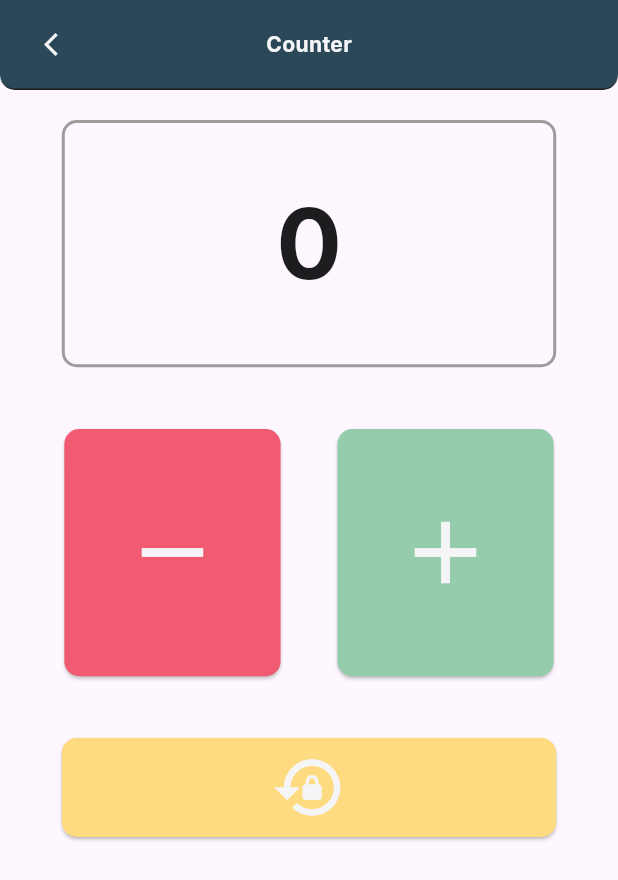
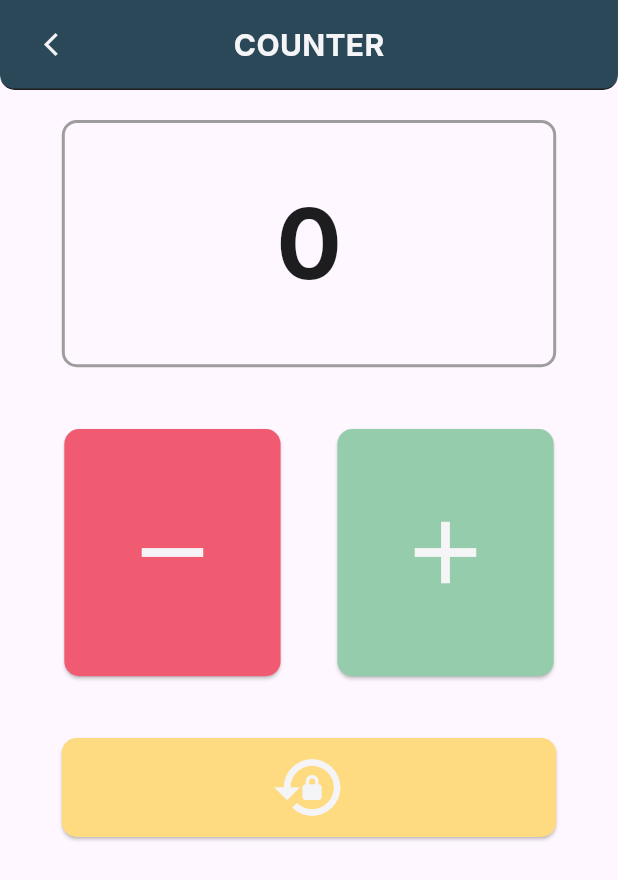
Before and after one commit to GaboLozaLucero/bloc_examples, a Flutter app: the screen it shows after launch, after a tap on "15", on a phone screen of 412 x 824 dp. Shown: the top 880 px of the screen. Run offline on Flutter 3.47's test engine with Material 3 defaults, Android fonts, the phone set to English and light mode, and no system bars; our stand-ins replace bloc, flutter_bloc, google_fonts.

Commit message:
custom appbar icon size

```diff
--- a/lib/constant/widgets/custom_app_bar.dart
+++ b/lib/constant/widgets/custom_app_bar.dart
@@ -28,9 +28,10 @@ class CustomAppBar extends StatelessWidget implements PreferredSizeWidget {
             Positioned.fill(
               child: Center(
                 child: Text(
-                  title,
+                  title.toUpperCase(),
                   style: const TextStyle(
                     fontWeight: FontWeight.bold,
+                    fontSize: 20.0,
                     color: white,
                   ),
                 ),
--- a/lib/constant/widgets/menu_button.dart
+++ b/lib/constant/widgets/menu_button.dart
@@ -23,7 +23,7 @@ class MenuButton extends StatelessWidget {
             shape: RoundedRectangleBorder(
               borderRadius: BorderRadius.circular(10.0),
             ),
-            shadowColor: Colors.grey,
+            shadowColor: Colors.white,
             elevation: 10.0,
             padding: EdgeInsets.zero),
         child: Column(
--- a/lib/menu.dart
+++ b/lib/menu.dart
@@ -14,7 +14,14 @@ class Menu extends StatelessWidget {
     return Scaffold(
       // extendBodyBehindAppBar: true,
       backgroundColor: const Color(0xFFFEF9FD),
-      appBar: const CustomAppBar(title: "Bloc examples", leading: Icon(Icons.home_outlined, color: white),),
+      appBar: const CustomAppBar(
+        title: "Bloc examples",
+        leading: Icon(
+          Icons.home_outlined,
+          color: white,
+          size: 30.0,
+        ),
+      ),
       body: SingleChildScrollView(
         padding: const EdgeInsets.only(top: 20.0),
         child: Column(
@@ -73,7 +80,7 @@ class Menu extends StatelessWidget {
                       ),
                     ),
                     function: () {
-                      Navigator.of(context).push(MaterialPageRoute(builder: (_)=>const CounterPage()));
+                      Navigator.of(context).push(MaterialPageRoute(builder: (_) => const CounterPage()));
                     },
                     title: "Counter",
                     typeOfController: "Cubit"),
```
